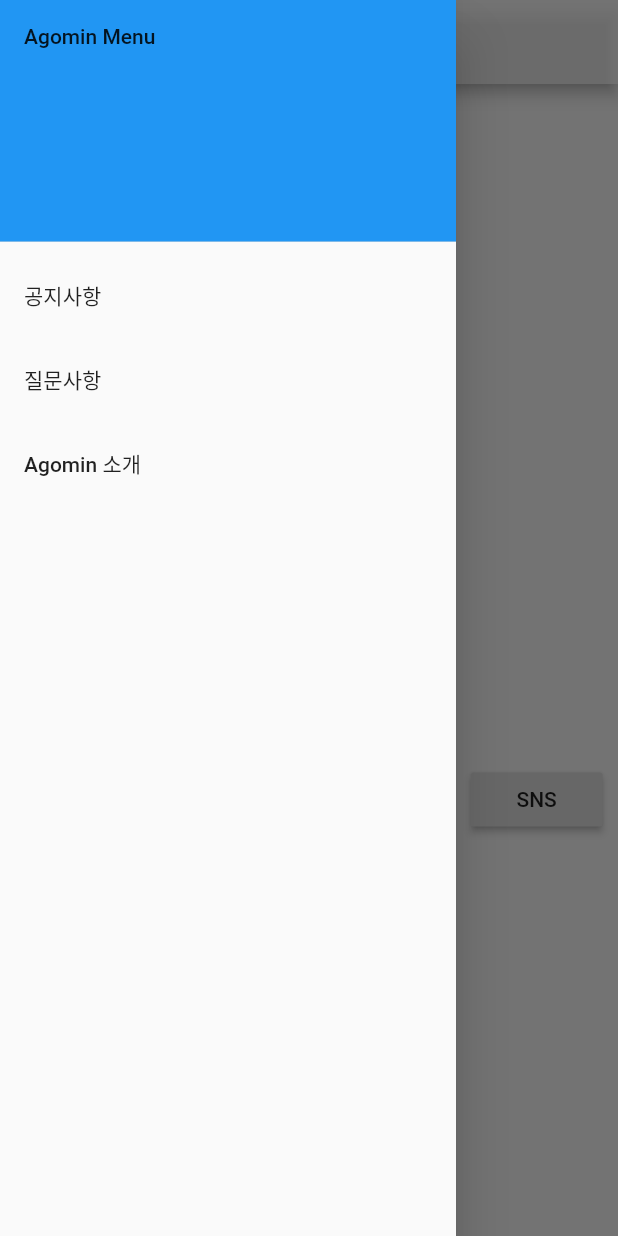
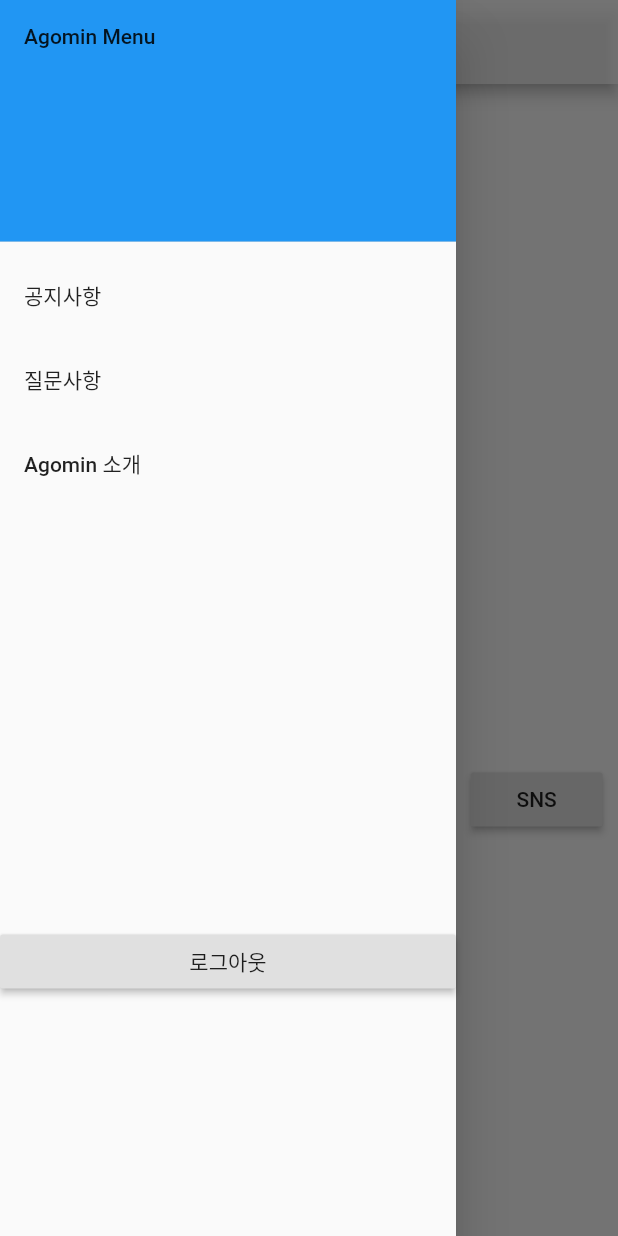
Before and after one commit to Sunjae95/Capstone, a Flutter app: the screen it shows once a user with an empty profile is signed in, with the side drawer open, on a phone screen of 412 x 824 dp. Run offline on Flutter 3.47's test engine with Material 2 defaults, Android fonts, the phone set to English and light mode, and no system bars; our stand-ins replace firebase_auth, firebase_core, font_awesome_flutter; missing offline and left inert: flutter_dialogflow; accounts and stored records are empty; project files that could hold a hidden picture were left out.

Commit message:
로그아웃기능 추가

```diff
--- a/lib/main.dart
+++ b/lib/main.dart
@@ -23,6 +23,7 @@ class Splash extends StatelessWidget {
     // TODO: implement build
     // ignore: deprecated_member_use
     return StreamBuilder<User>(
+        //stream으로 통신함
         // ignore: deprecated_member_use
         stream: FirebaseAuth.instance.onAuthStateChanged,
         builder: (context, snapshot) {
@@ -158,6 +159,15 @@ class MainPage extends StatelessWidget {
                 Navigator.pop(context);
               },
             ),
+            SizedBox(
+              height: 280,
+            ),
+            RaisedButton(
+              child: Text('로그아웃'),
+              onPressed: () async {
+                await FirebaseAuth.instance.signOut();
+              },
+            ),
           ],
         ),
       ),
```
Also changed, not shown: lib/screens/login.dart (+0 -24 lines).
